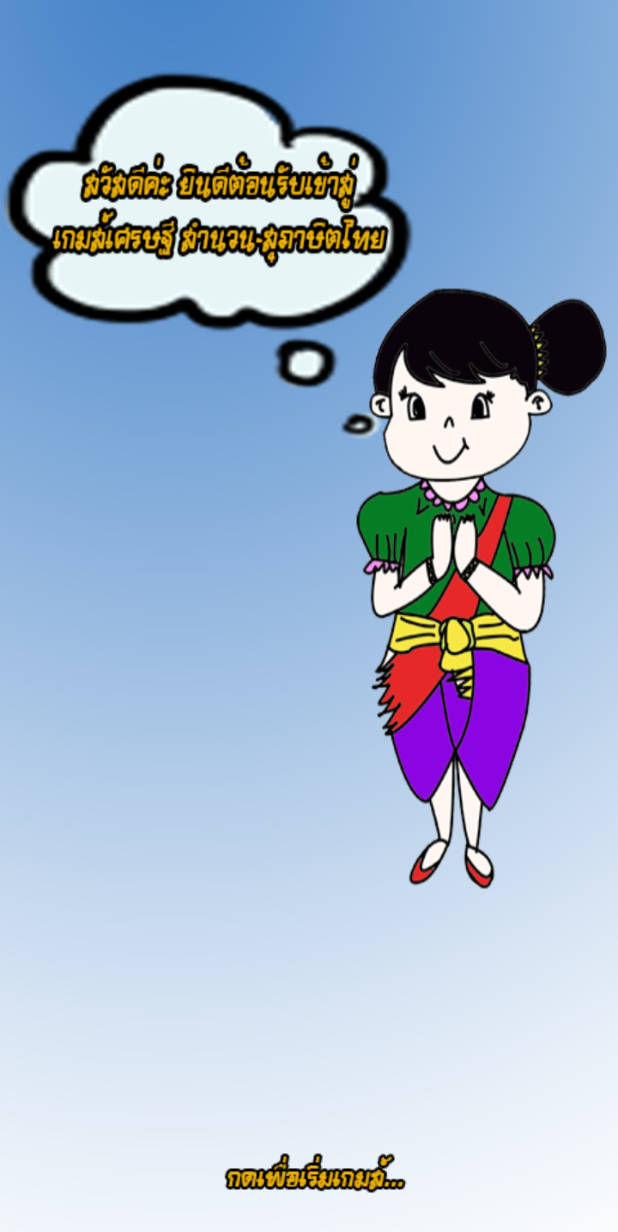
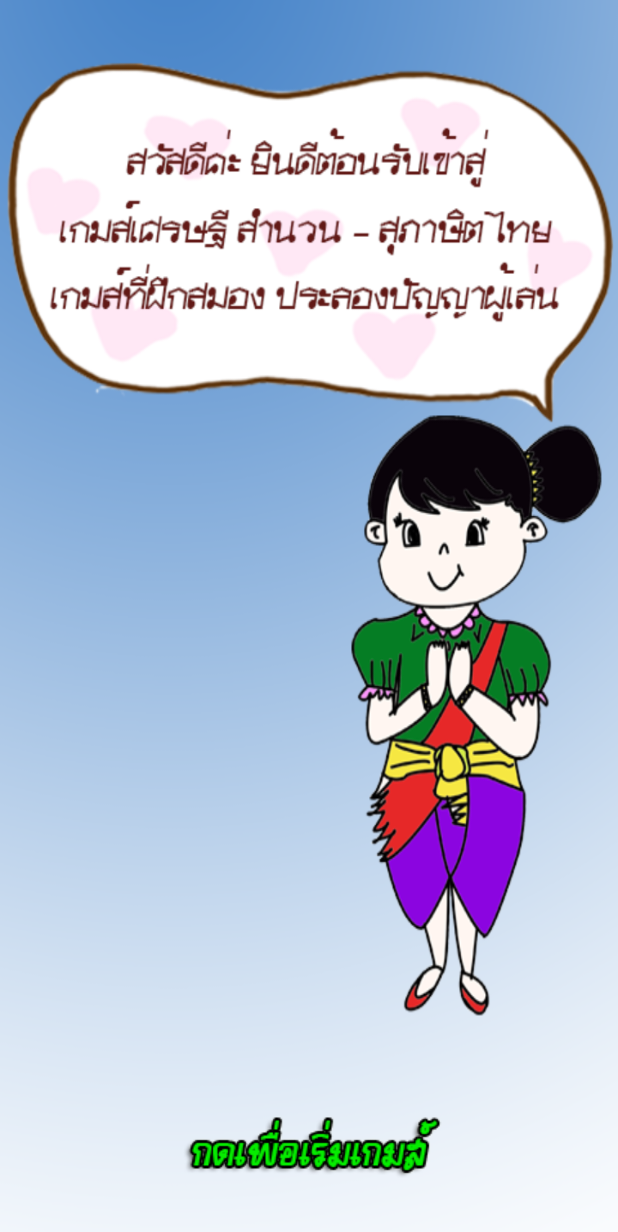
Before and after one commit to PhiangthongThongyuak/Game-Proverbs, an Android app: the WelcomeActivity screen opened directly, with no data from a screen before it, on a phone screen of 412 x 824 dp. Shown: the top 1232 px of the screen. Run offline under Robolectric (Android 15) with nearby library versions, the phone set to English and light mode, and no system bars; pictures from the network do not load.

Commit message:
update welcom finish

```diff
--- a/app/src/main/AndroidManifest.xml
+++ b/app/src/main/AndroidManifest.xml
@@ -6,7 +6,7 @@
 
     <application
         android:allowBackup="true"
-        android:icon="@drawable/blue"
+        android:icon="@drawable/icongame"
         android:label="@string/app_name"
         android:supportsRtl="true"
         android:theme="@style/AppTheme">
@@ -17,8 +17,8 @@
                 <category android:name="android.intent.category.LAUNCHER" />
             </intent-filter>
         </activity>
-        <activity android:name=".WelcomeActivity" android:screenOrientation="portrait" />
-        <activity android:name=".PlayActivity" android:screenOrientation="portrait" />
+        <activity android:name=".WelcomeActivity" android:screenOrientation="portrait"/>
+        <activity android:name=".PlayActivity" android:screenOrientation="portrait"/>
         <activity android:name=".ShowScoreActivity" android:screenOrientation="portrait"></activity>
     </application>
 
--- a/app/src/main/java/rtc/paritta/phiangthong/gameproverbs/PlayActivity.java
+++ b/app/src/main/java/rtc/paritta/phiangthong/gameproverbs/PlayActivity.java
@@ -74,7 +74,7 @@ public class PlayActivity extends AppCompatActivity implements View.OnClickListe
 
         Picasso.with(PlayActivity.this)
                 .load(imageStrings[randomAnInt])
-                .resize(800, 700)
+                .resize(1000, 1000)
                 .into(imageView);
 
 
--- a/app/src/main/res/layout/activity_welcome.xml
+++ b/app/src/main/res/layout/activity_welcome.xml
@@ -17,7 +17,7 @@
         android:layout_height="wrap_content"
         app:srcCompat="@drawable/startbt"
         android:id="@+id/imageView2"
+        android:layout_marginBottom="16dp"
         android:layout_alignParentBottom="true"
-        android:layout_centerHorizontal="true"
-        android:layout_marginTop="450dp" />
+        android:layout_centerHorizontal="true" />
 </RelativeLayout>
--- a/build.gradle
+++ b/build.gradle
@@ -5,7 +5,7 @@ buildscript {
         jcenter()
     }
     dependencies {
-        classpath 'com.android.tools.build:gradle:2.2.2'
+        classpath 'com.android.tools.build:gradle:2.2.3'
 
         // NOTE: Do not place your application dependencies here; they belong
         // in the individual module build.gradle files
```
Also changed, not shown: app/src/main/res/drawable/icongame.png (added), app/src/main/res/drawable/startbt.png, app/src/main/res/drawable/welcome.png.
